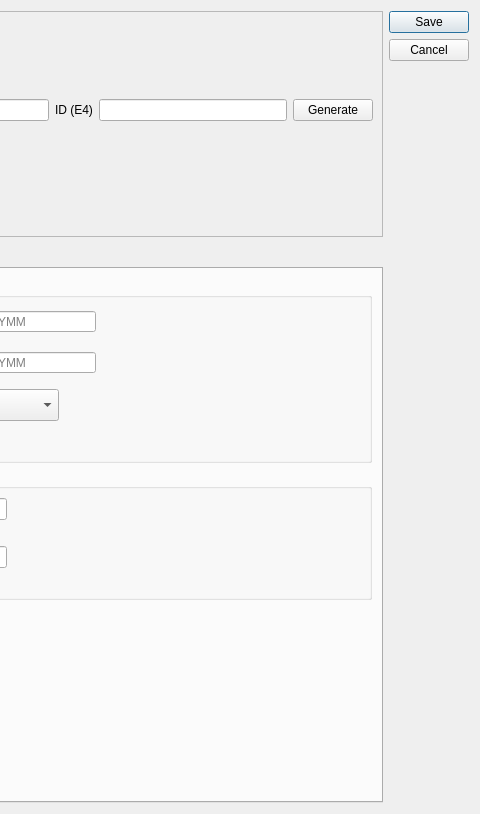
First picture: the form in ui/ui_childform.ui, repository zstamper/AFCARS-AXE, before the edit; both pictures show x 689 to 1169 and y 0 to 814 of the 1169 by 814 pixel window.
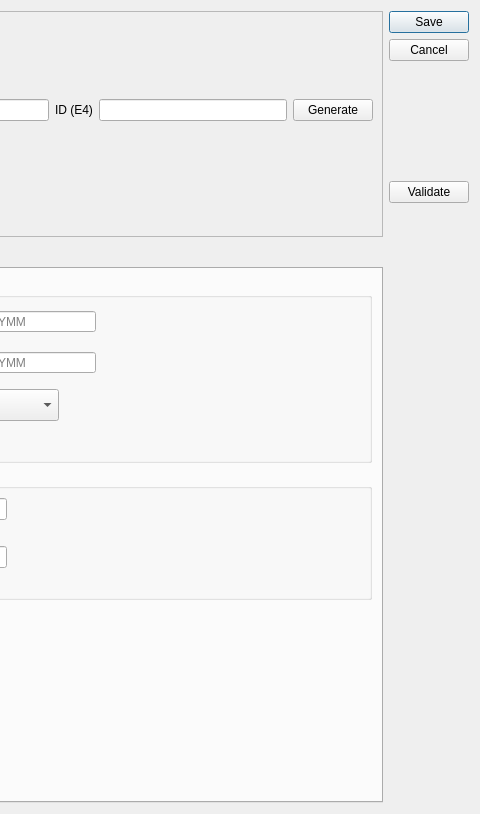
Second picture: the form after the edit.

```diff
--- a/ui/ui_childform.ui
+++ b/ui/ui_childform.ui
@@ -3324,6 +3324,8 @@
     </layout>
    </item>
    <item>
+    <layout class="QVBoxLayout" name="verticalLayout_23">
+     <item>
     <widget class="QDialogButtonBox" name="form_action">
      <property name="orientation">
       <enum>Qt::Vertical</enum>
@@ -3333,6 +3335,31 @@
      </property>
     </widget>
    </item>
+     <item>
+      <widget class="QPushButton" name="validate_button">
+       <property name="text">
+        <string>Validate</string>
+       </property>
+      </widget>
+     </item>
+     <item>
+      <spacer name="verticalSpacer_12">
+       <property name="orientation">
+        <enum>Qt::Vertical</enum>
+       </property>
+       <property name="sizeType">
+        <enum>QSizePolicy::Maximum</enum>
+       </property>
+       <property name="sizeHint" stdset="0">
+        <size>
+         <width>20</width>
+         <height>600</height>
+        </size>
+       </property>
+      </spacer>
+     </item>
+    </layout>
+   </item>
   </layout>
  </widget>
  <tabstops>
```
Left out of the diff: 20 changed lines with no effect on the pictures. Lines whose indentation alone changed are shown as unchanged.
